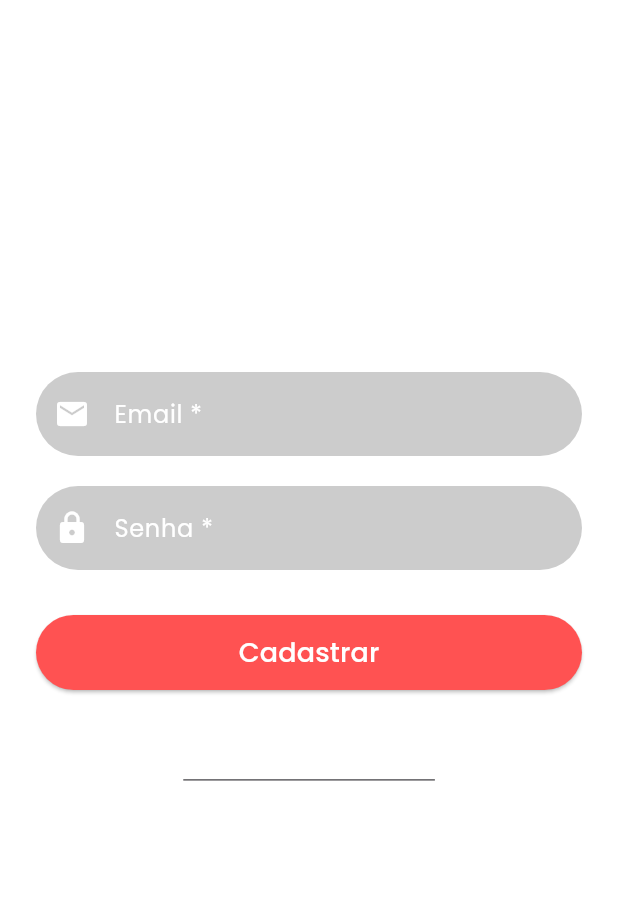
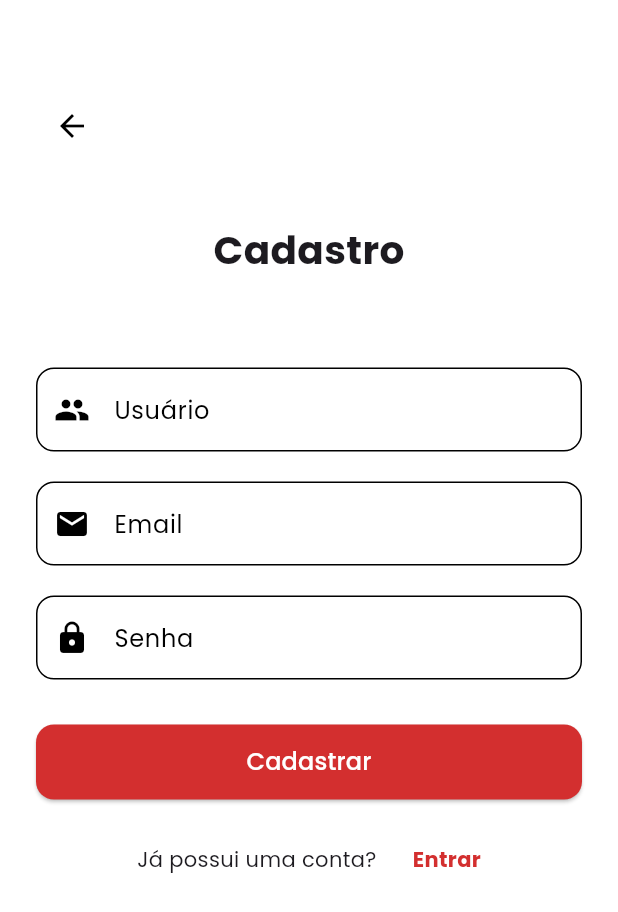
Before and after one commit to JoanaPixel/CatalogoProduto_flutter, a Flutter app: the RegisterScreen screen opened directly, on a phone screen of 412 x 824 dp. Shown: the top 912 px of the screen. Run offline on Flutter 3.47's test engine with Material 3 defaults, Android fonts, the phone set to English and light mode, and no system bars; our stand-ins replace flutter_secure_storage, google_fonts, supabase_flutter; accounts and stored records are empty.

Commit message:
3.6 - mudanças na estilização do login e cadastro

```diff
--- a/lib/screens/RegisterScreen.dart
+++ b/lib/screens/RegisterScreen.dart
@@ -13,6 +13,7 @@ class RegisterScreen extends StatefulWidget {
 
 class _RegisterScreenState extends State<RegisterScreen> {
   final _formKey = GlobalKey<FormState>();
+  final _usuarioController = TextEditingController();
   final _emailController = TextEditingController();
   final _passwordController = TextEditingController();
 
@@ -53,10 +54,14 @@ class _RegisterScreenState extends State<RegisterScreen> {
           child: Column(
             crossAxisAlignment: CrossAxisAlignment.center,
             children: [
+              // navigator para voltar telas
               Align(
                 alignment: Alignment.centerLeft,
                 child: IconButton(
-                  icon: const Icon(Icons.arrow_back, color: Colors.white),
+                  icon: const Icon(
+                    Icons.arrow_back,
+                    color: Color.fromARGB(255, 0, 0, 0),
+                  ),
                   onPressed: () {
                     Navigator.pop(context);
                   },
@@ -65,12 +70,13 @@ class _RegisterScreenState extends State<RegisterScreen> {
 
               const SizedBox(height: 40),
 
-              Text(
-                'Sign Up',
+              Center(
+                child: Text(
+                  "Cadastro",
                   style: GoogleFonts.poppins(
-                  fontSize: 28,
+                    fontSize: 26,
                     fontWeight: FontWeight.bold,
-                  color: Colors.white,
+                  ),
                 ),
               ),
 
@@ -89,20 +95,37 @@ class _RegisterScreenState extends State<RegisterScreen> {
                 child: Column(
                   children: [
                     TextFormField(
+                      controller: _usuarioController,
+                      decoration: InputDecoration(
+                        labelText: 'Usuário ',
+                        prefixIcon: const Icon(
+                          Icons.people,
+                          color: Colors.black,
+                        ),
+                        border: OutlineInputBorder(
+                          borderRadius: BorderRadius.circular(12),
+                        ),
+                      ),
+                      validator: (String? value) {
+                        if (value == null || value.isEmpty) {
+                          return 'O usuário precisa de nome.';
+                        }
+                        return null;
+                      },
+                    ),
+
+                    const SizedBox(height: 20),
+
+                    TextFormField(
                       controller: _emailController,
-                      style: const TextStyle(color: Colors.white),
                       decoration: InputDecoration(
-                        labelText: 'Email *',
-                        labelStyle: const TextStyle(color: Colors.white),
-                        filled: true,
-                        fillColor: Colors.black.withOpacity(0.2),
+                        labelText: 'Email ',
                         prefixIcon: const Icon(
                           Icons.email,
-                          color: Colors.white,
+                          color: Colors.black,
                         ),
                         border: OutlineInputBorder(
-                          borderRadius: BorderRadius.circular(30),
-                          borderSide: BorderSide.none,
+                          borderRadius: BorderRadius.circular(12),
                         ),
                       ),
                       validator: (String? value) {
@@ -120,17 +143,11 @@ class _RegisterScreenState extends State<RegisterScreen> {
 
                     TextFormField(
                       controller: _passwordController,
-                      obscureText: true,
-                      style: const TextStyle(color: Colors.white),
                       decoration: InputDecoration(
-                        labelText: 'Senha *',
-                        labelStyle: const TextStyle(color: Colors.white),
-                        filled: true,
-                        fillColor: Colors.black.withOpacity(0.2),
-                        prefixIcon: const Icon(Icons.lock, color: Colors.white),
+                        labelText: 'Senha ',
+                        prefixIcon: const Icon(Icons.lock, color: Colors.black),
                         border: OutlineInputBorder(
-                          borderRadius: BorderRadius.circular(30),
-                          borderSide: BorderSide.none,
+                          borderRadius: BorderRadius.circular(12),
                         ),
                       ),
                       validator: (value) {
@@ -146,46 +163,61 @@ class _RegisterScreenState extends State<RegisterScreen> {
 
               const SizedBox(height: 30),
 
-              _isLoading
-                  ? const CircularProgressIndicator(color: Colors.white)
-                  : SizedBox(
+              SizedBox(
                 width: double.infinity,
                 height: 50,
                 child: ElevatedButton(
-                      onPressed: () {
+                  onPressed:
+                      _isLoading
+                          ? null
+                          : () {
                             if (_formKey.currentState!.validate()) {
                               _register();
                             }
                           },
                   style: ElevatedButton.styleFrom(
-                        backgroundColor: Colors.redAccent,
+                    backgroundColor: Colors.red[700],
                     shape: RoundedRectangleBorder(
-                          borderRadius: BorderRadius.circular(30),
+                      borderRadius: BorderRadius.circular(12),
                     ),
                   ),
-                      child: const Text(
+                  child:
+                      _isLoading
+                          ? const CircularProgressIndicator(color: Colors.white)
+                          : const Text(
                             'Cadastrar',
-                        style: TextStyle(fontSize: 18, color: Colors.white),
+                            style: TextStyle(fontSize: 16, color: Colors.white),
                           ),
                 ),
               ),
 
               const SizedBox(height: 30),
 
-              TextButton(
-                onPressed: () {
+              Row(
+                mainAxisAlignment: MainAxisAlignment.center,
+                children: [
+                  const Text("Já possui uma conta?"),
+                  GestureDetector(
+                    /* utilizo onTap para detectar qualquer toques/taps genéricos
+                    em qualquer widget (não apenas botões) */
+                    onTap: () {
                       Navigator.push(
                         context,
                         MaterialPageRoute(builder: (_) => LoginScreen()),
                       );
                     },
+                    child: Padding(
+                      padding: EdgeInsets.only(left: 24),
                       child: Text(
-                  "Tem uma conta? Entrar",
-                  style: GoogleFonts.poppins(
-                    color: Colors.white,
-                    decoration: TextDecoration.underline,
+                        "Entrar",
+                        style: TextStyle(
+                          color: Colors.red[700],
+                          fontWeight: FontWeight.bold,
                         ),
                       ),
+                    ),
+                  ),
+                ],
               ),
             ],
           ),
```
Also changed, not shown: lib/screens/login_screen.dart (+19 -30 lines). Lines whose indentation alone changed are shown as unchanged.
